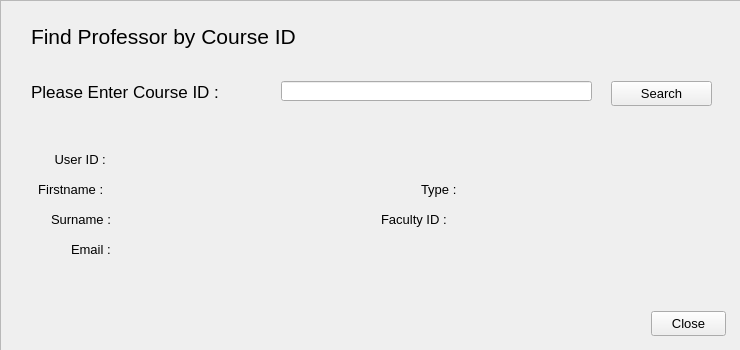
This is resources/UI/searchProfByCourseID.ui in Poom1997/gman as Qt 5 draws it before an edit. The edited form follows.
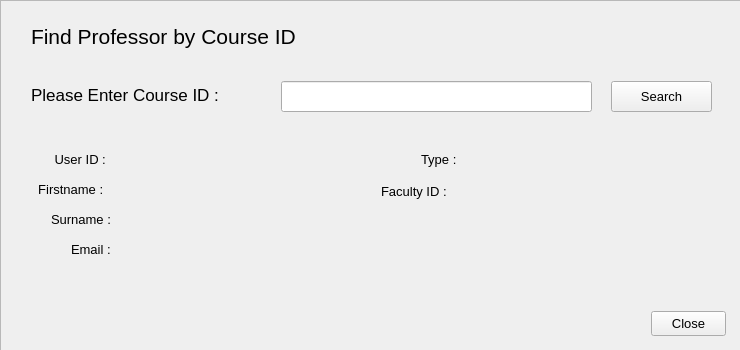
This is the edited form.

The edit to the form file:
```diff
--- a/resources/UI/searchProfByCourseID.ui
+++ b/resources/UI/searchProfByCourseID.ui
@@ -80,7 +80,7 @@
      <property name="geometry">
       <rect>
        <x>30</x>
-       <y>80</y>
+       <y>83</y>
        <width>241</width>
        <height>21</height>
       </rect>
@@ -95,9 +95,14 @@
        <x>280</x>
        <y>80</y>
        <width>311</width>
-       <height>20</height>
+       <height>31</height>
       </rect>
      </property>
+     <property name="font">
+      <font>
+       <pointsize>11</pointsize>
+      </font>
+     </property>
     </widget>
     <widget class="QPushButton" name="searchButton">
      <property name="geometry">
@@ -105,7 +110,7 @@
        <x>610</x>
        <y>80</y>
        <width>101</width>
-       <height>25</height>
+       <height>31</height>
       </rect>
      </property>
      <property name="font">
@@ -211,7 +216,7 @@
      <property name="geometry">
       <rect>
        <x>420</x>
-       <y>180</y>
+       <y>150</y>
        <width>51</width>
        <height>16</height>
       </rect>
@@ -229,9 +234,9 @@
      <property name="geometry">
       <rect>
        <x>380</x>
-       <y>210</y>
+       <y>180</y>
        <width>91</width>
-       <height>16</height>
+       <height>21</height>
       </rect>
      </property>
      <property name="font">
@@ -337,7 +342,7 @@
      <property name="geometry">
       <rect>
        <x>480</x>
-       <y>180</y>
+       <y>150</y>
        <width>221</width>
        <height>16</height>
       </rect>
@@ -355,25 +360,7 @@
      <property name="geometry">
       <rect>
        <x>480</x>
-       <y>210</y>
-       <width>221</width>
-       <height>16</height>
-      </rect>
-     </property>
-     <property name="font">
-      <font>
-       <pointsize>10</pointsize>
-      </font>
-     </property>
-     <property name="text">
-      <string/>
-     </property>
-    </widget>
-    <widget class="QLabel" name="majorID">
-     <property name="geometry">
-      <rect>
-       <x>480</x>
-       <y>240</y>
+       <y>185</y>
        <width>221</width>
        <height>16</height>
       </rect>
```
Left out of the diff: 18 changed lines with no effect on the pictures.
